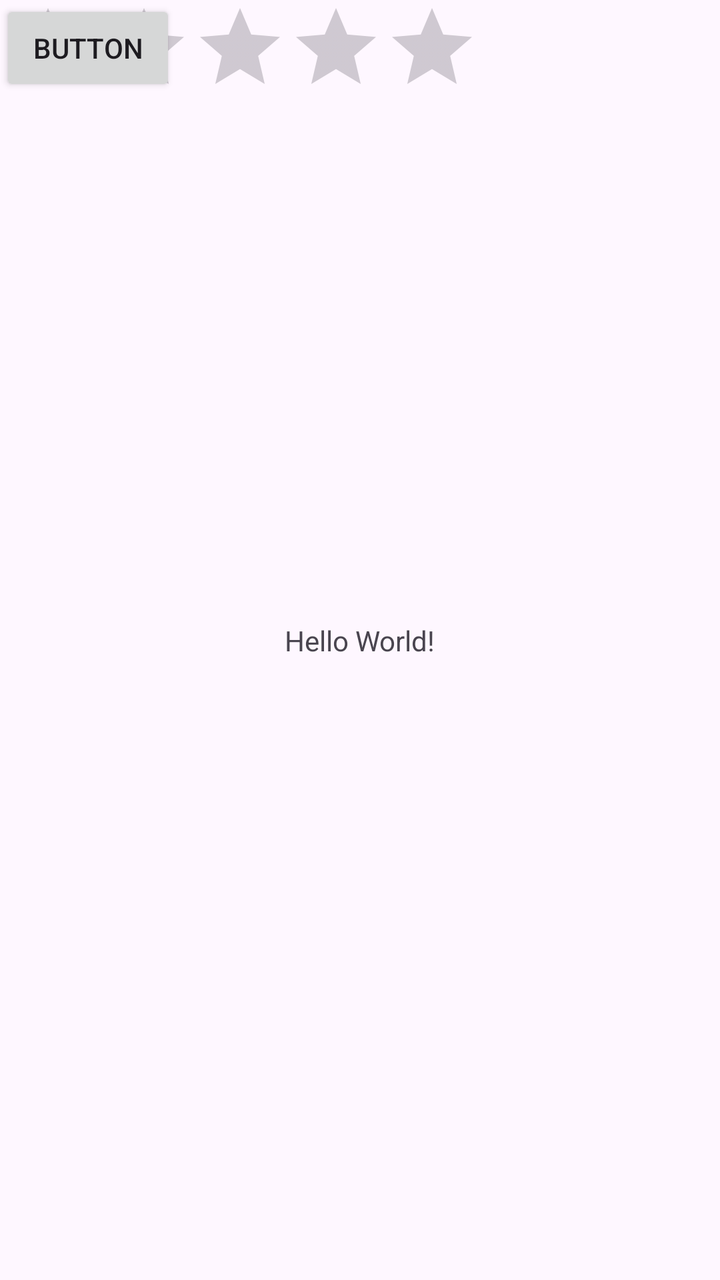
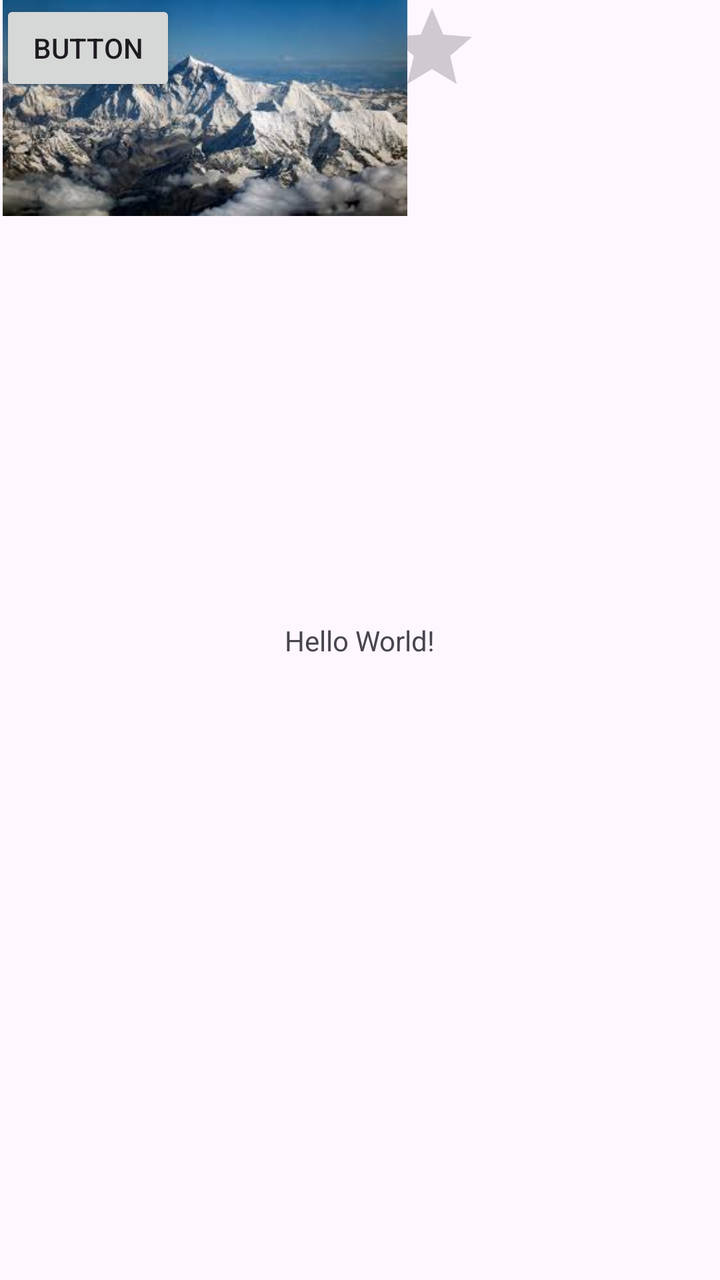

Before-and-after screenshots of an Android layout around one commit, followed by the original layout XML and the change that was made.
<!-- AndroidManifest.xml: application theme Theme.LevenecGit -->
<!-- res/layout/git_test.xml -->
<?xml version="1.0" encoding="utf-8"?>
<androidx.constraintlayout.widget.ConstraintLayout xmlns:android="http://schemas.android.com/apk/res/android"
    xmlns:app="http://schemas.android.com/apk/res-auto"
    xmlns:tools="http://schemas.android.com/tools"
    android:id="@+id/main"
    android:layout_width="match_parent"
    android:layout_height="match_parent"
    tools:context=".GitTest">

    <TextView
        android:layout_width="wrap_content"
        android:layout_height="wrap_content"
        android:text="Hello World!"
        app:layout_constraintBottom_toBottomOf="parent"
        app:layout_constraintEnd_toEndOf="parent"
        app:layout_constraintStart_toStartOf="parent"
        app:layout_constraintTop_toTopOf="parent" />

    <Button
        android:id="@+id/button"
        android:layout_width="wrap_content"
        android:layout_height="wrap_content"
        android:text="@string/button"
        tools:layout_editor_absoluteX="165dp"
        tools:layout_editor_absoluteY="157dp"
        tools:ignore="MissingConstraints" />

    <RatingBar
        android:id="@+id/ratingBar"
        android:layout_width="wrap_content"
        android:layout_height="wrap_content"
        tools:layout_editor_absoluteX="59dp"
        tools:layout_editor_absoluteY="458dp"
        tools:ignore="MissingConstraints" />

</androidx.constraintlayout.widget.ConstraintLayout>
<!-- resources referenced by this layout -->
<resources>
  <string name="button">Button</string>
  <style name="Theme.LevenecGit" parent="Base.Theme.LevenecGit" />
  <style name="Base.Theme.LevenecGit" parent="Theme.Material3.DayNight.NoActionBar">
          
          
      </style>
</resources>

<!-- the commit's change to res/layout/git_test.xml (unified diff, before → after) -->
@@ -33,4 +33,12 @@
         tools:layout_editor_absoluteY="458dp"
         tools:ignore="MissingConstraints" />
 
+    <ImageView
+        android:id="@+id/imageView"
+        android:layout_width="205dp"
+        android:layout_height="108dp"
+        android:src="@drawable/mountain_image"
+        tools:layout_editor_absoluteX="87dp"
+        tools:layout_editor_absoluteY="564dp" />
+
 </androidx.constraintlayout.widget.ConstraintLayout>
<!-- resource entries referenced after the edit -->
@@ -1,5 +1,6 @@
 <!-- resources referenced by this layout -->
 <resources>
+  <!-- drawable mountain_image: png bitmap (drawable, 10554 bytes) -->
   <string name="button">Button</string>
   <style name="Theme.LevenecGit" parent="Base.Theme.LevenecGit" />
   <style name="Base.Theme.LevenecGit" parent="Theme.Material3.DayNight.NoActionBar">
